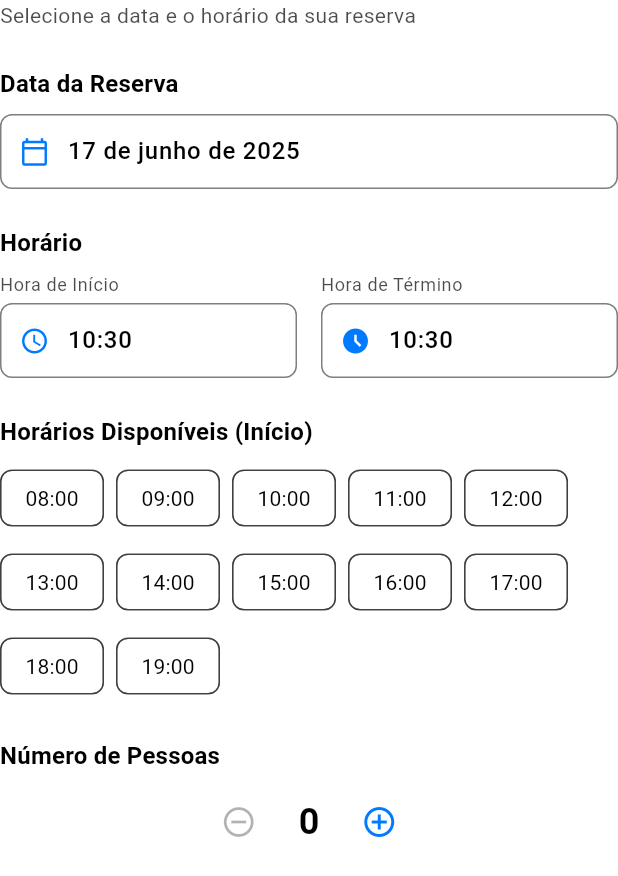
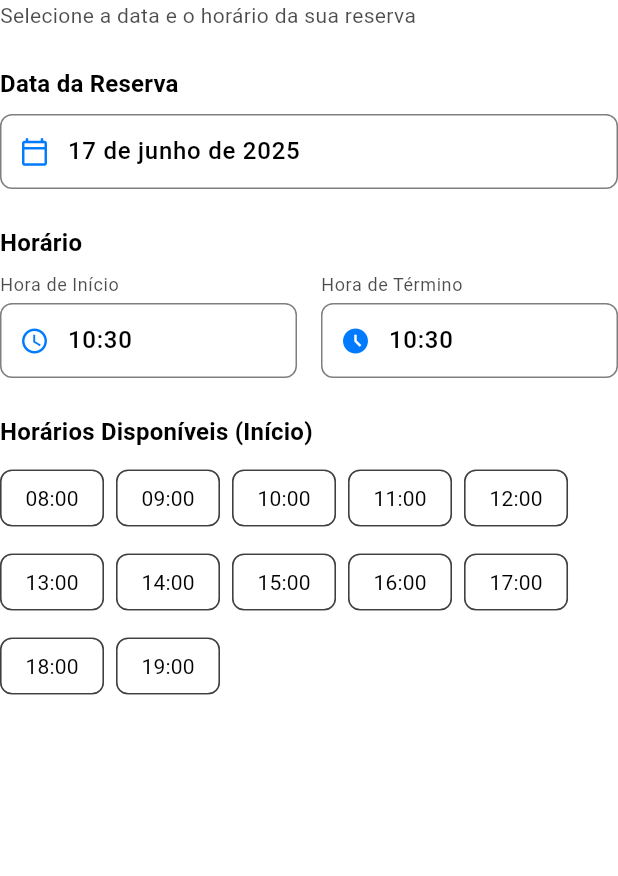
Before and after one commit to ElissonRochaa/MOBILE-25.1-COWORKING, a Flutter app: the BookingStep2 widget shown alone on an empty page, opened directly with empty values, on a phone screen of 412 x 824 dp. Shown: the top 876 px of the screen. Run offline on Flutter 3.47's test engine with Material 3 defaults, Android fonts, the phone set to English and light mode, and no system bars; our stand-ins replace dotted_border, flutter_secure_storage, font_awesome_flutter, image_picker, lottie, smooth_page_indicator; missing offline and left inert: jwt_decode; accounts and stored records are empty.

Commit message:
refactor(Bokingstep2): retirar quantidade de pessoas

```diff
--- a/wellspace/lib/views/widgets/Bookingstep2.dart
+++ b/wellspace/lib/views/widgets/Bookingstep2.dart
@@ -6,22 +6,18 @@ class BookingStep2 extends StatelessWidget {
   final DateTime selectedDate;
   final TimeOfDay startTime;
   final TimeOfDay endTime;
-  final int numberOfPeople;
   final ValueChanged<DateTime> onDateChanged;
   final ValueChanged<TimeOfDay> onStartTimeChanged;
   final ValueChanged<TimeOfDay> onEndTimeChanged;
-  final ValueChanged<int> onPeopleChanged;
 
   const BookingStep2({
     super.key,
     required this.selectedDate,
     required this.startTime,
     required this.endTime,
-    required this.numberOfPeople,
     required this.onDateChanged,
     required this.onStartTimeChanged,
     required this.onEndTimeChanged,
-    required this.onPeopleChanged,
   });
 
   String _formatDate(DateTime date) {
@@ -157,35 +153,6 @@ class BookingStep2 extends StatelessWidget {
             );
           }).toList(),
         ),
-        const SizedBox(height: 24),
-        Text('Número de Pessoas',
-            style: theme.textTheme.titleMedium
-                ?.copyWith(fontWeight: FontWeight.w600)),
-        const SizedBox(height: 8),
-        Row(
-          mainAxisAlignment: MainAxisAlignment.center,
-          children: [
-            IconButton(
-              icon: const Icon(Icons.remove_circle_outline),
-              onPressed: () => (numberOfPeople > 1)
-                  ? onPeopleChanged(numberOfPeople - 1)
-                  : null,
-              color: (numberOfPeople > 1)
-                  ? theme.colorScheme.onSurface.withOpacity(0.7)
-                  : theme.colorScheme.onSurface.withOpacity(0.3),
-            ),
-            const SizedBox(width: 16),
-            Text('$numberOfPeople',
-                style: theme.textTheme.headlineSmall
-                    ?.copyWith(fontWeight: FontWeight.bold)),
-            const SizedBox(width: 16),
-            IconButton(
-              icon: const Icon(Icons.add_circle_outline),
-              onPressed: () => onPeopleChanged(numberOfPeople + 1),
-              color: theme.colorScheme.primary,
-            ),
-          ],
-        )
       ],
     );
   }
```
